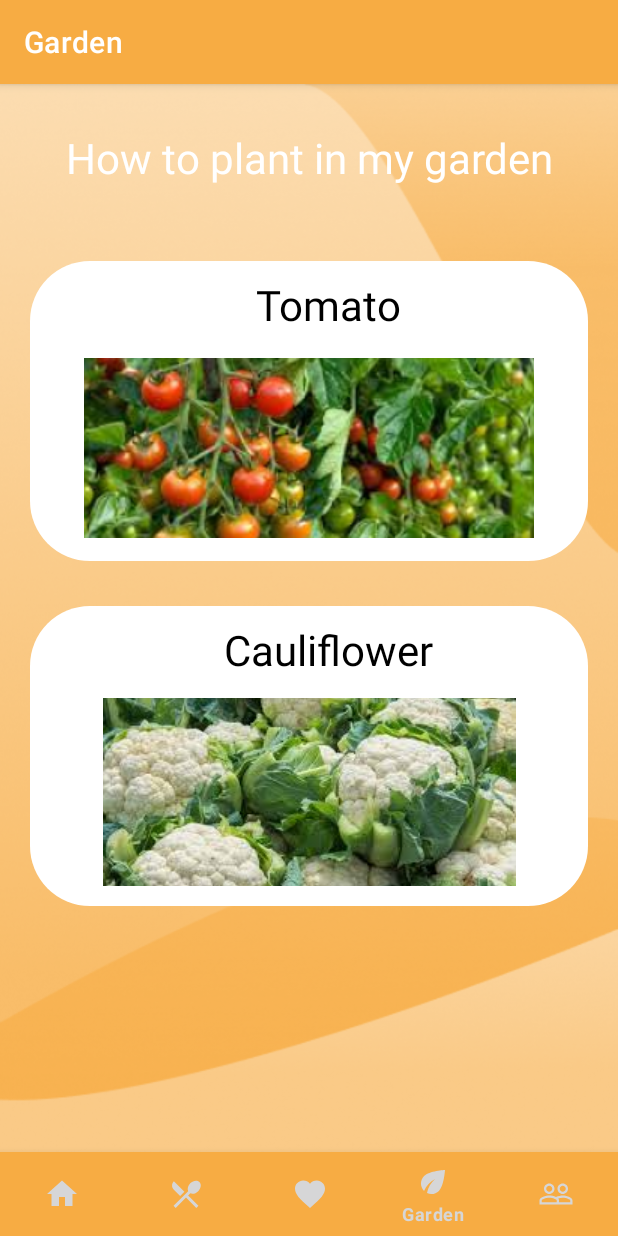
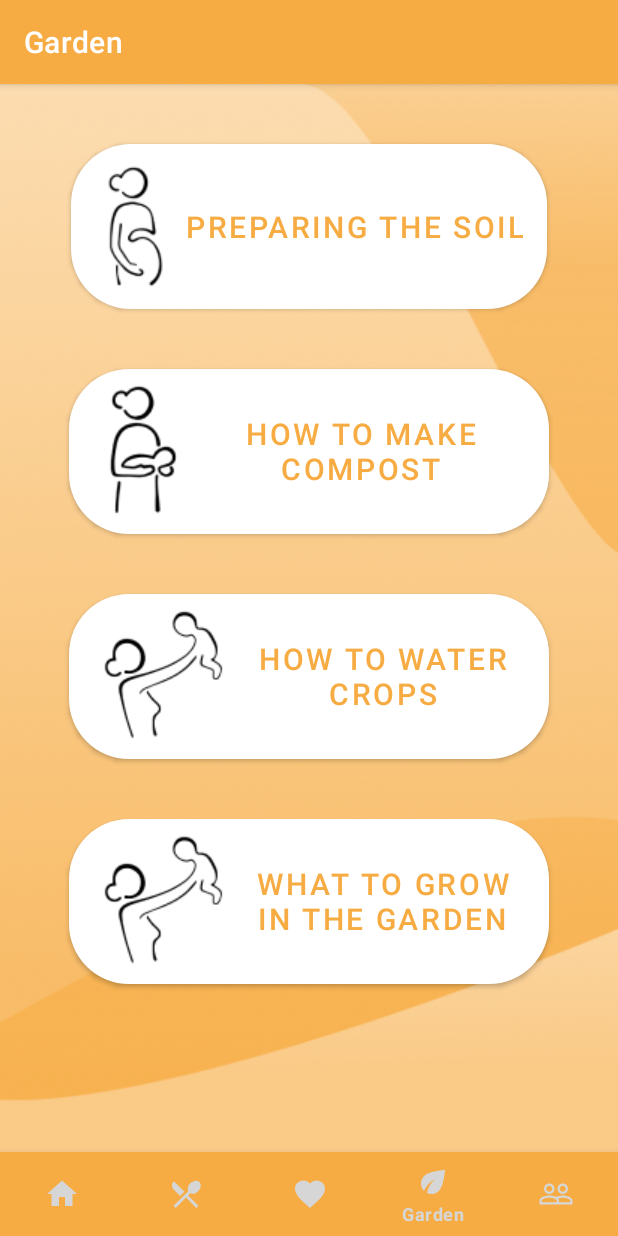
Before and after one commit to OmarEbrahim199/G2_SundMadINepal, an Android app: the GardenFragment screen opened through its navigation route, on a phone screen of 412 x 824 dp. Run offline under Robolectric (Android 15) with nearby library versions, the phone set to English and light mode, and no system bars; our stand-ins replace navigation-ui; 2 statements that could not run were skipped.

Commit message:
Garden page new change to buttons

```diff
--- a/app/src/main/java/com/example/sunmadinepal/ui/fragment/garden/GardenFragment.kt
+++ b/app/src/main/java/com/example/sunmadinepal/ui/fragment/garden/GardenFragment.kt
@@ -42,6 +42,4 @@ class GardenFragment : Fragment(){
   super.onStart()
  }
 
-
-
 }
--- a/app/src/main/java/com/example/sunmadinepal/ui/fragment/health/Fragment_generalhealth.kt
+++ b/app/src/main/java/com/example/sunmadinepal/ui/fragment/health/Fragment_generalhealth.kt
@@ -75,7 +75,7 @@ class Fragment_generalhealth : Fragment() {
             }
 
             if(string.equals("ne")){
-                data.add(RecipesData(R.drawable.app_go_to_healthpost,"६-९ ","महत्वपुर्ण बिन्दु :\n" +
+                data.add(RecipesData(R.drawable.app_go_to_healthpost,"बिरामी बच्चाको स्याहार ","महत्वपुर्ण बिन्दु :\n" +
                         "\n" +
                         "६ महिना भन्दा कम उमेरका बिरामी शिशुलाई आमाको दूध नियमित रूपमा साविक भन्दा बढी पटक खुवाउनुपर्छ।\n" +
                         "६ महिना पुरा भइसकेको बिरामी शिशुलाई आमाको दूधको साथसाथै थप पोषिलो खानाहरु पनि खुवाइरहनु पर्दछ। \n" +
--- a/app/src/main/res/layout/fragment_garden.xml
+++ b/app/src/main/res/layout/fragment_garden.xml
@@ -27,22 +27,91 @@
         app:layout_constraintTop_toTopOf="parent"
         app:layout_constraintVertical_bias="1.0" />
 
-        <TextView
+       <!-- <TextView
             android:id="@+id/How_to_plant_in_my_garden"
             android:layout_width="wrap_content"
             android:layout_height="wrap_content"
             android:layout_marginTop="30dp"
-            android:text="@string/How_to_plant_in_my_garden"
+            android:text="@string/garden"
             android:textAlignment="center"
             android:textSize="28sp"
+            app:layout_constraintStart_toStartOf="@id/soil"
+            app:layout_constraintTop_toTopOf="parent"
+            app:shapeAppearanceOverlay="@style/corner"
+            android:textColor="@color/white" />-->
+
+        <Button
+            android:id="@+id/soil"
+            android:layout_width="wrap_content"
+            android:layout_height="wrap_content"
+            android:layout_marginTop="40dp"
+            android:background="@drawable/background_box"
+            android:drawableLeft="@drawable/pregnant_woman"
+            android:text="Preparing the soil"
+            android:textAlignment="center"
+            android:textColor="@color/Orange"
+            android:textSize="20sp"
+            android:theme="@style/Button.White"
             app:layout_constraintEnd_toEndOf="parent"
             app:layout_constraintStart_toStartOf="parent"
-            app:layout_constraintTop_toTopOf="parent"
-            app:shapeAppearanceOverlay="@style/corner"
-            android:textColor="@color/white" />
+            app:layout_constraintTop_toTopOf="parent" />
 
-<!--Start of first box -->
-    <ImageView
+        <Button
+            android:id="@+id/compost"
+            android:layout_width="wrap_content"
+            android:layout_height="wrap_content"
+            android:layout_marginTop="40dp"
+            android:background="@drawable/background_box"
+            android:drawableLeft="@drawable/mum_with_baby"
+            android:text="How to make compost"
+            android:textAlignment="center"
+            android:textColor="@color/Orange"
+            android:textSize="20sp"
+            android:theme="@style/Button.White"
+            app:layout_constraintEnd_toEndOf="parent"
+            app:layout_constraintStart_toStartOf="parent"
+            app:layout_constraintTop_toBottomOf="@id/soil" />
+
+        <Button
+            android:id="@+id/water"
+            android:layout_width="wrap_content"
+            android:layout_height="wrap_content"
+            android:layout_marginTop="40dp"
+            android:background="@drawable/background_box"
+            android:drawableLeft="@drawable/mum_with_kid"
+            android:text="How to water crops"
+            android:textAlignment="center"
+            android:textColor="@color/Orange"
+            android:textSize="20sp"
+            android:theme="@style/Button.White"
+            app:layout_constraintEnd_toEndOf="parent"
+            app:layout_constraintStart_toStartOf="parent"
+            app:layout_constraintTop_toBottomOf="@id/compost" />
+
+        <Button
+            android:id="@+id/what_to_grow"
+            android:layout_width="wrap_content"
+            android:layout_height="wrap_content"
+            android:layout_marginTop="40dp"
+            android:background="@drawable/background_box"
+            android:drawableLeft="@drawable/mum_with_kid"
+            android:text="What to grow in the garden"
+            android:textAlignment="center"
+            android:textColor="@color/Orange"
+            android:textSize="20sp"
+            android:theme="@style/Button.White"
+            app:layout_constraintEnd_toEndOf="parent"
+            app:layout_constraintStart_toStartOf="parent"
+            app:layout_constraintTop_toBottomOf="@id/water" />
+
+
+
+</androidx.constraintlayout.widget.ConstraintLayout>
+
+</ScrollView>
+
+    <!--Start of first box -->
+    <!--<ImageView
             android:id="@+id/tomato_box"
             android:layout_width="match_parent"
             android:layout_height="200dp"
@@ -77,10 +146,10 @@
             app:layout_constraintBottom_toBottomOf="@id/tomato_box"
             app:layout_constraintEnd_toEndOf="@id/tomato_box"
             app:layout_constraintStart_toStartOf="@id/tomato_box"
-            app:shapeAppearanceOverlay="@style/corner" />
+            app:shapeAppearanceOverlay="@style/corner" />-->
 
-<!-- Start of second box -->
-    <ImageView
+    <!-- Start of second box -->
+    <!--<ImageView
         android:id="@+id/cauliflower_box"
         android:layout_width="match_parent"
         android:layout_height="200dp"
@@ -116,24 +185,7 @@
             app:layout_constraintEnd_toEndOf="@id/cauliflower_box"
             app:layout_constraintStart_toStartOf="@id/cauliflower_box"
             app:shapeAppearanceOverlay="@style/corner"
-            />
-
-<!--        <com.google.android.material.imageview.ShapeableImageView
-            android:id="@+id/cauliflower_image"
-            android:layout_width="360dp"
-            android:layout_height="225dp"
-            android:layout_marginTop="30dp"
-            android:src="@drawable/cauliflower"
-            app:layout_constraintEnd_toEndOf="parent"
-            app:layout_constraintStart_toStartOf="parent"
-            app:layout_constraintTop_toBottomOf="@id/tomato_box"
-            app:shapeAppearanceOverlay="@style/corner"
-             /> -->
-
-</androidx.constraintlayout.widget.ConstraintLayout>
-
-</ScrollView>
-
+            />-->
     <!--<TableLayout (alternative test to layout)
         android:id="@+id/tomato_box"
         android:layout_width="match_parent"
--- a/app/src/main/res/layout/fragment_home.xml
+++ b/app/src/main/res/layout/fragment_home.xml
@@ -99,7 +99,26 @@
             app:layout_constraintStart_toStartOf="@id/box_date"
             app:layout_constraintTop_toTopOf="@id/box_date" />
 
-        <ImageView
+        <TextView
+            android:layout_width="match_parent"
+            android:layout_height="wrap_content"
+            android:layout_marginStart="20dp"
+            android:layout_marginEnd="20dp"
+            android:layout_marginTop="30dp"
+            android:background="@drawable/background_box"
+            android:text="@string/healthy_veggies"
+            android:textAlignment="center"
+            android:textColor="@color/Orange"
+            android:textSize="22sp"
+            app:layout_constraintEnd_toEndOf="parent"
+            app:layout_constraintStart_toStartOf="parent"
+            app:layout_constraintTop_toBottomOf="@id/box_date" />
+
+    </androidx.constraintlayout.widget.ConstraintLayout>
+
+</ScrollView>
+
+    <!--<ImageView
                 android:id="@+id/veggie_box"
                 android:layout_width="match_parent"
                 android:layout_height="250dp"
@@ -148,8 +167,4 @@
                 app:layout_constraintEnd_toEndOf="@id/veggie_box"
                 app:layout_constraintStart_toStartOf="@id/veggie_box"
                 app:layout_constraintTop_toBottomOf="@id/veggie_text"
-            app:shapeAppearanceOverlay="@style/corner" />
-
-    </androidx.constraintlayout.widget.ConstraintLayout>
-
-</ScrollView>
+                app:shapeAppearanceOverlay="@style/corner" />-->
--- a/app/src/main/res/values/strings.xml
+++ b/app/src/main/res/values/strings.xml
@@ -26,4 +26,5 @@
     <string name="health">Health</string>
     <string name="How_to_plant_in_my_garden">How to plant in my garden</string>
     <string name="cauliflower">Cauliflower</string>
+    <string name="healthy_veggies" translatable="false">Healthy veggies</string>
 </resources>
```
Lines whose indentation alone changed are shown as unchanged.
